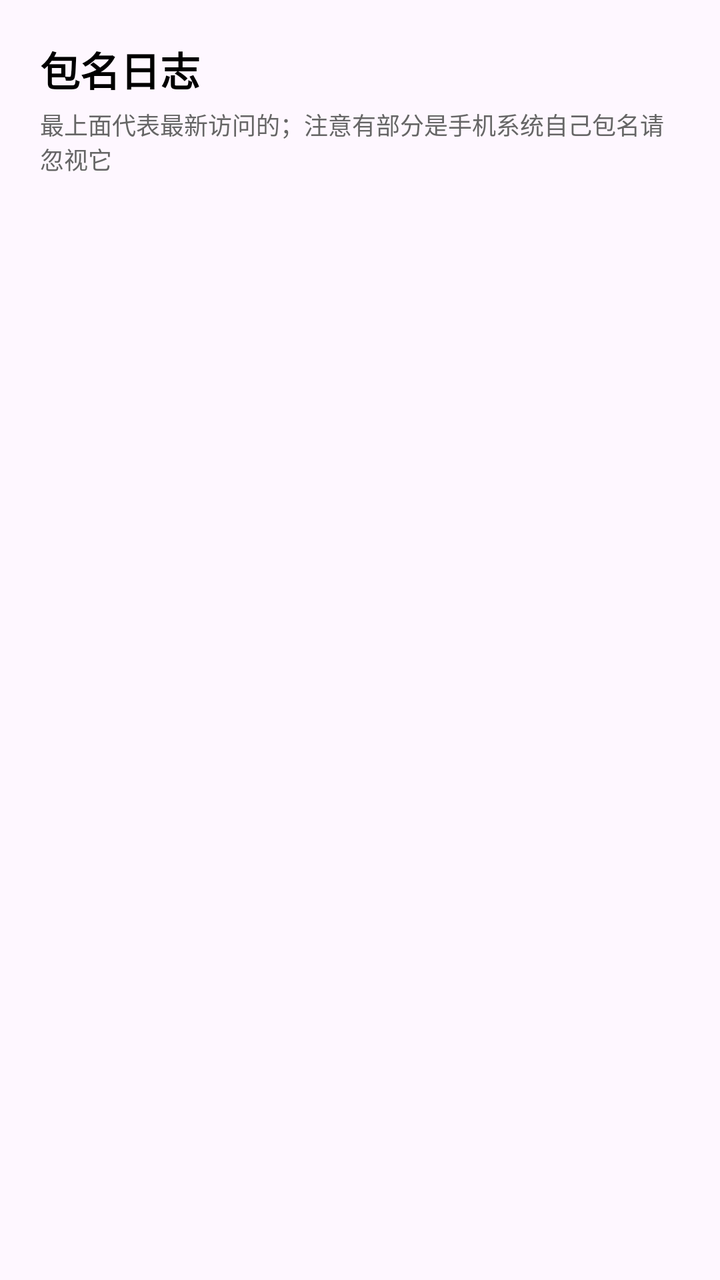
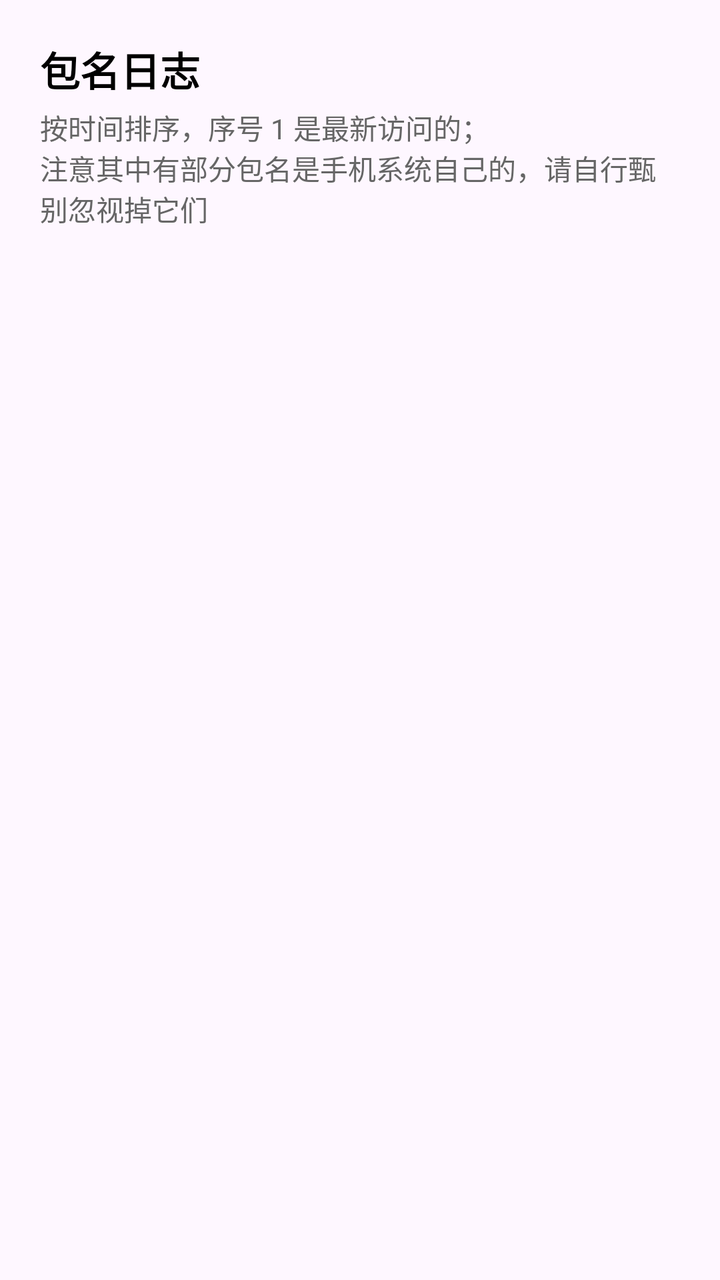

Before-and-after screenshots of an Android layout around one commit, followed by the original layout XML and the change that was made.
<!-- AndroidManifest.xml: application theme Theme.Basic -->
<!-- res/layout/dialog_package_log.xml -->
<?xml version="1.0" encoding="utf-8"?>
<LinearLayout xmlns:android="http://schemas.android.com/apk/res/android"
    android:layout_width="match_parent"
    android:layout_height="wrap_content"
    android:orientation="vertical"
    android:paddingStart="20dp"
    android:paddingEnd="20dp"
    android:paddingTop="20dp"
    android:paddingBottom="8dp">

    <TextView
        android:layout_width="match_parent"
        android:layout_height="wrap_content"
        android:text="包名日志"
        android:textSize="20sp"
        android:textStyle="bold"
        android:textColor="@android:color/black" />

    <TextView
        android:layout_width="match_parent"
        android:layout_height="wrap_content"
        android:text="最上面代表最新访问的；注意有部分是手机系统自己包名请忽视它"
        android:textSize="12sp"
        android:textColor="#666666"
        android:layout_marginTop="4dp"
        android:layout_marginBottom="12dp" />

    <ScrollView
        android:layout_width="match_parent"
        android:layout_height="wrap_content"
        android:maxHeight="400dp">

        <LinearLayout
            android:id="@+id/ll_log_items"
            android:layout_width="match_parent"
            android:layout_height="wrap_content"
            android:orientation="vertical" />

    </ScrollView>

</LinearLayout>
<!-- resources referenced by this layout -->
<resources>
  <style name="Theme.Basic" parent="Base.Theme.Basic" />
  <style name="Base.Theme.Basic" parent="Theme.Material3.DayNight.NoActionBar">
          
          
      </style>
</resources>

<!-- the commit's change to res/layout/dialog_package_log.xml (unified diff, before → after) -->
@@ -19,8 +19,8 @@
     <TextView
         android:layout_width="match_parent"
         android:layout_height="wrap_content"
-        android:text="最上面代表最新访问的；注意有部分是手机系统自己包名请忽视它"
-        android:textSize="12sp"
+        android:text="按时间排序，序号 1 是最新访问的；\n注意其中有部分包名是手机系统自己的，请自行甄别忽视掉它们"
+        android:textSize="14sp"
         android:textColor="#666666"
         android:layout_marginTop="4dp"
         android:layout_marginBottom="12dp" />
